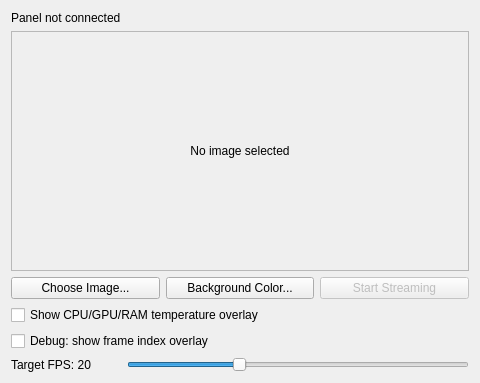
Above: ThermaltakeAIOTab.ui from annoyingprompt24/OpenRGBThermaltakeAIOPlugin before the change. Below: the same form after it.
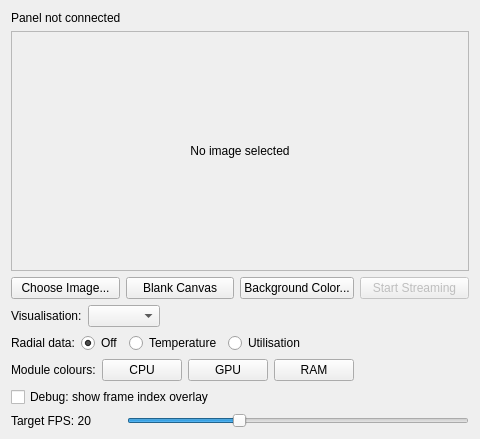
That is the form after the change.

Commit message: add CPU/GPU/RAM utilisation overlay, redesign temp overlay as radial gauges

```diff
--- a/ThermaltakeAIOTab.ui
+++ b/ThermaltakeAIOTab.ui
@@ -46,6 +46,16 @@
        </property>
       </widget>
      </item>
+     <item>
+      <widget class="QPushButton" name="blank_canvas_button">
+       <property name="toolTip">
+        <string>Stream a plain black frame instead of a file -- useful for testing overlay-only content (e.g. the gauges) at high FPS without GIF decode/tearing variables in the mix</string>
+       </property>
+       <property name="text">
+        <string>Blank Canvas</string>
+       </property>
+      </widget>
+     </item>
      <item>
       <widget class="QPushButton" name="background_color_button">
        <property name="toolTip">
@@ -69,11 +79,137 @@
     </layout>
    </item>
    <item>
-    <widget class="QCheckBox" name="sensor_overlay_checkbox">
-     <property name="text">
-      <string>Show CPU/GPU/RAM temperature overlay</string>
-     </property>
-    </widget>
+    <layout class="QHBoxLayout" name="visualisationLayout">
+     <item>
+      <widget class="QLabel" name="visualisation_label">
+       <property name="text">
+        <string>Visualisation:</string>
+       </property>
+      </widget>
+     </item>
+     <item>
+      <widget class="QComboBox" name="visualisation_combo">
+       <property name="toolTip">
+        <string>Which overlay visualisation to draw on top of the streamed image</string>
+       </property>
+      </widget>
+     </item>
+     <item>
+      <spacer name="visualisationSpacer">
+       <property name="orientation">
+        <enum>Qt::Horizontal</enum>
+       </property>
+       <property name="sizeHint" stdset="0">
+        <size>
+         <width>40</width>
+         <height>20</height>
+        </size>
+       </property>
+      </spacer>
+     </item>
+    </layout>
+   </item>
+   <item>
+    <layout class="QHBoxLayout" name="radialModeLayout">
+     <item>
+      <widget class="QLabel" name="radial_mode_label">
+       <property name="text">
+        <string>Radial data:</string>
+       </property>
+      </widget>
+     </item>
+     <item>
+      <widget class="QRadioButton" name="radial_off_radio">
+       <property name="text">
+        <string>Off</string>
+       </property>
+       <property name="checked">
+        <bool>true</bool>
+       </property>
+      </widget>
+     </item>
+     <item>
+      <widget class="QRadioButton" name="radial_temp_radio">
+       <property name="text">
+        <string>Temperature</string>
+       </property>
+      </widget>
+     </item>
+     <item>
+      <widget class="QRadioButton" name="radial_util_radio">
+       <property name="text">
+        <string>Utilisation</string>
+       </property>
+      </widget>
+     </item>
+     <item>
+      <spacer name="radialModeSpacer">
+       <property name="orientation">
+        <enum>Qt::Horizontal</enum>
+       </property>
+       <property name="sizeHint" stdset="0">
+        <size>
+         <width>40</width>
+         <height>20</height>
+        </size>
+       </property>
+      </spacer>
+     </item>
+    </layout>
+   </item>
+   <item>
+    <layout class="QHBoxLayout" name="moduleColorLayout">
+     <item>
+      <widget class="QLabel" name="module_color_label">
+       <property name="text">
+        <string>Module colours:</string>
+       </property>
+      </widget>
+     </item>
+     <item>
+      <widget class="QPushButton" name="cpu_color_button">
+       <property name="toolTip">
+        <string>Colour of the CPU ring and readout</string>
+       </property>
+       <property name="text">
+        <string>CPU</string>
+       </property>
+      </widget>
+     </item>
+     <item>
+      <widget class="QPushButton" name="gpu_color_button">
+       <property name="toolTip">
+        <string>Colour of the GPU ring and readout</string>
+       </property>
+       <property name="text">
+        <string>GPU</string>
+       </property>
+      </widget>
+     </item>
+     <item>
+      <widget class="QPushButton" name="ram_color_button">
+       <property name="toolTip">
+        <string>Colour of the RAM ring and readout</string>
+       </property>
+       <property name="text">
+        <string>RAM</string>
+       </property>
+      </widget>
+     </item>
+     <item>
+      <spacer name="moduleColorSpacer">
+       <property name="orientation">
+        <enum>Qt::Horizontal</enum>
+       </property>
+       <property name="sizeHint" stdset="0">
+        <size>
+         <width>40</width>
+         <height>20</height>
+        </size>
+       </property>
+      </spacer>
+     </item>
+    </layout>
    </item>
    <item>
     <widget class="QCheckBox" name="debug_frame_index_checkbox">
```
The commit also changes 7 other files.
